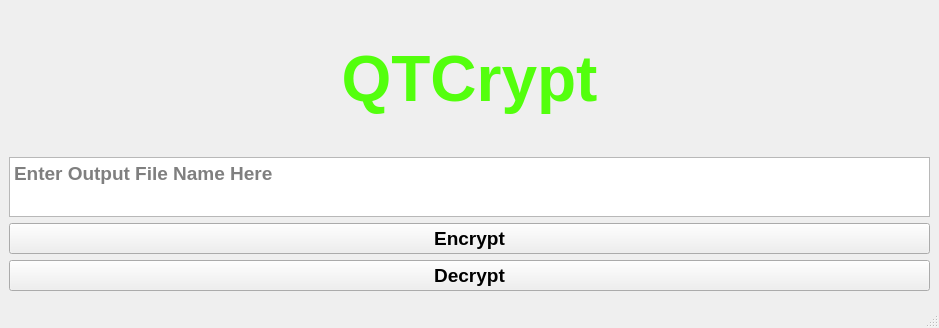
Old version of the form mainwindow.ui in the repository SpencerHD2020/QTCrypt.
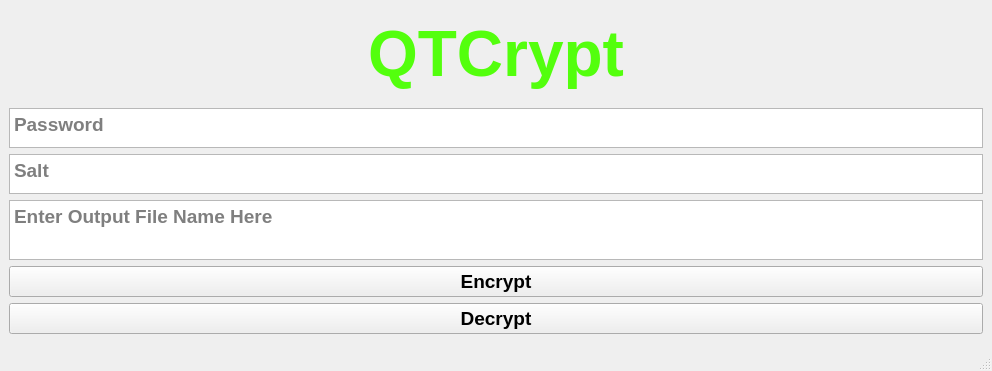
New version of the form.

Commit message: Allowed User to enter password and salt, added decryption. Still need to clean up codebase and UI a bit

What changed in the file:
```diff
--- a/mainwindow.ui
+++ b/mainwindow.ui
@@ -6,8 +6,8 @@
    <rect>
     <x>0</x>
     <y>0</y>
-    <width>939</width>
-    <height>328</height>
+    <width>992</width>
+    <height>371</height>
    </rect>
   </property>
   <property name="font">
@@ -43,6 +43,32 @@
       </property>
      </widget>
     </item>
+    <item>
+     <widget class="QTextEdit" name="passEdit">
+      <property name="maximumSize">
+       <size>
+        <width>16777215</width>
+        <height>40</height>
+       </size>
+      </property>
+      <property name="placeholderText">
+       <string>Password</string>
+      </property>
+     </widget>
+    </item>
+    <item>
+     <widget class="QTextEdit" name="saltEdit">
+      <property name="maximumSize">
+       <size>
+        <width>16777215</width>
+        <height>40</height>
+       </size>
+      </property>
+      <property name="placeholderText">
+       <string>Salt</string>
+      </property>
+     </widget>
+    </item>
     <item>
      <widget class="QTextEdit" name="outFileName">
       <property name="maximumSize">
```
Left out of the diff: 4 changed lines with no effect on the pictures. The commit also changes 4 other files.
